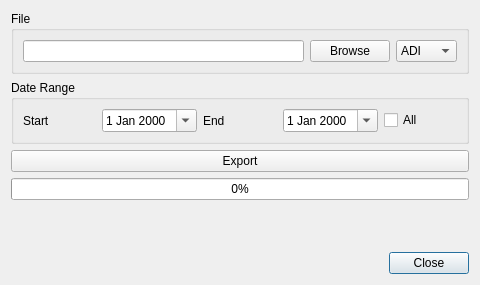
First picture: the form in ui/ExportDialog.ui, repository k5mcd/QLog, before the edit.
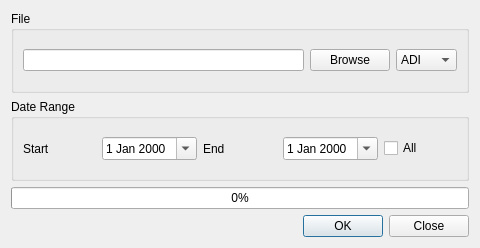
Second picture: the form after the edit. Icons and pictures are not drawn.

Commit message: Export: Moving Export button to QDialogButtonBox

The edit to the form file:
```diff
--- a/ui/ExportDialog.ui
+++ b/ui/ExportDialog.ui
@@ -7,7 +7,7 @@
     <x>0</x>
     <y>0</y>
     <width>480</width>
-    <height>285</height>
+    <height>248</height>
    </rect>
   </property>
   <property name="windowTitle">
@@ -82,33 +82,20 @@
      </layout>
     </widget>
    </item>
-   <item row="6" column="0">
-    <widget class="QLabel" name="statusLabel">
-     <property name="text">
-      <string/>
+   <item row="4" column="0">
+    <widget class="QProgressBar" name="progressBar">
+     <property name="value">
+      <number>0</number>
      </property>
     </widget>
    </item>
-   <item row="8" column="0">
-    <spacer name="verticalSpacer">
-     <property name="orientation">
-      <enum>Qt::Vertical</enum>
-     </property>
-     <property name="sizeHint" stdset="0">
-      <size>
-       <width>20</width>
-       <height>40</height>
-      </size>
-     </property>
-    </spacer>
-   </item>
-   <item row="10" column="0">
+   <item row="7" column="0">
     <widget class="QDialogButtonBox" name="buttonBox">
      <property name="orientation">
       <enum>Qt::Horizontal</enum>
      </property>
      <property name="standardButtons">
-      <set>QDialogButtonBox::Close</set>
+      <set>QDialogButtonBox::Close|QDialogButtonBox::Ok</set>
      </property>
     </widget>
    </item>
@@ -167,20 +154,6 @@
      </layout>
     </widget>
    </item>
-   <item row="3" column="0">
-    <widget class="QPushButton" name="exportButton">
-     <property name="text">
-      <string>Export</string>
-     </property>
-    </widget>
-   </item>
-   <item row="5" column="0">
-    <widget class="QProgressBar" name="progressBar">
-     <property name="value">
-      <number>0</number>
-     </property>
-    </widget>
-   </item>
   </layout>
  </widget>
  <resources/>
```
Left out of the diff: 18 changed lines with no effect on the pictures. The commit also changes 1 other file.
